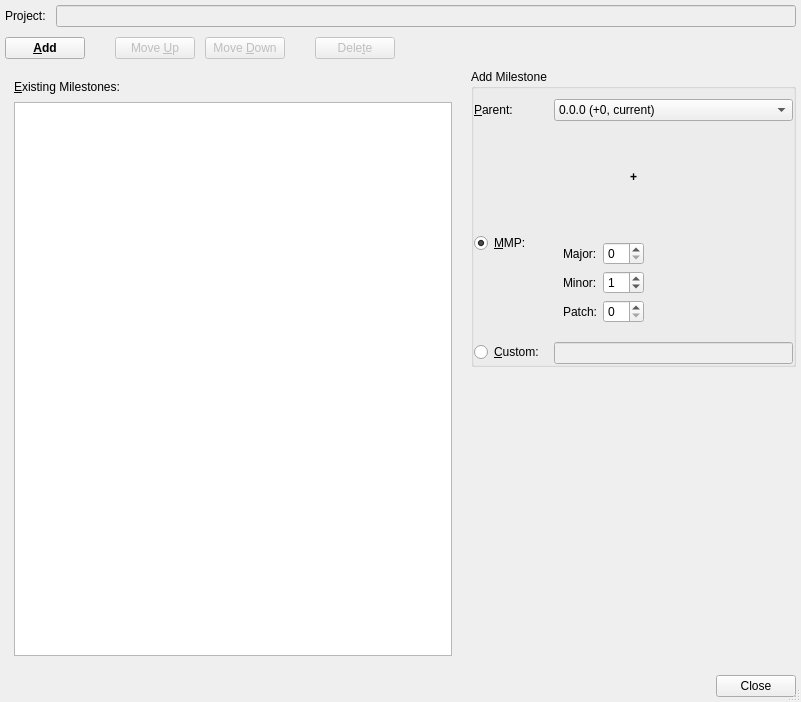
Before: the Qt Designer form forms/roadmap_manage_milestones.ui in skriticos/nelia1, drawn with Qt 5.
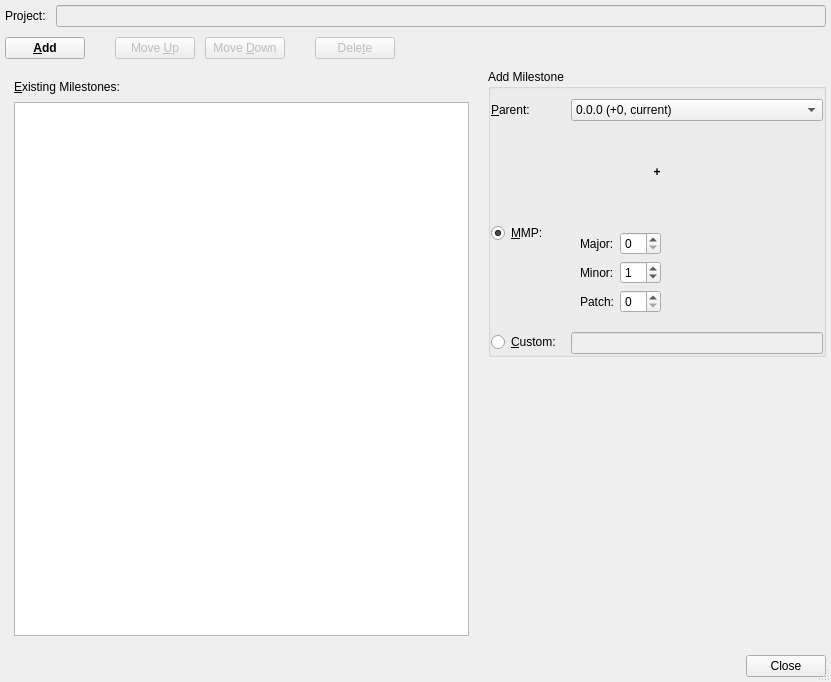
After: the same form once the commit is applied.

Commit message:
completed roadmap widget collection
- v1

```diff
--- a/forms/roadmap_manage_milestones.ui
+++ b/forms/roadmap_manage_milestones.ui
@@ -6,8 +6,8 @@
    <rect>
     <x>0</x>
     <y>0</y>
-    <width>801</width>
-    <height>702</height>
+    <width>831</width>
+    <height>682</height>
    </rect>
   </property>
   <property name="windowTitle">
```
The commit also changes 2 other files.
